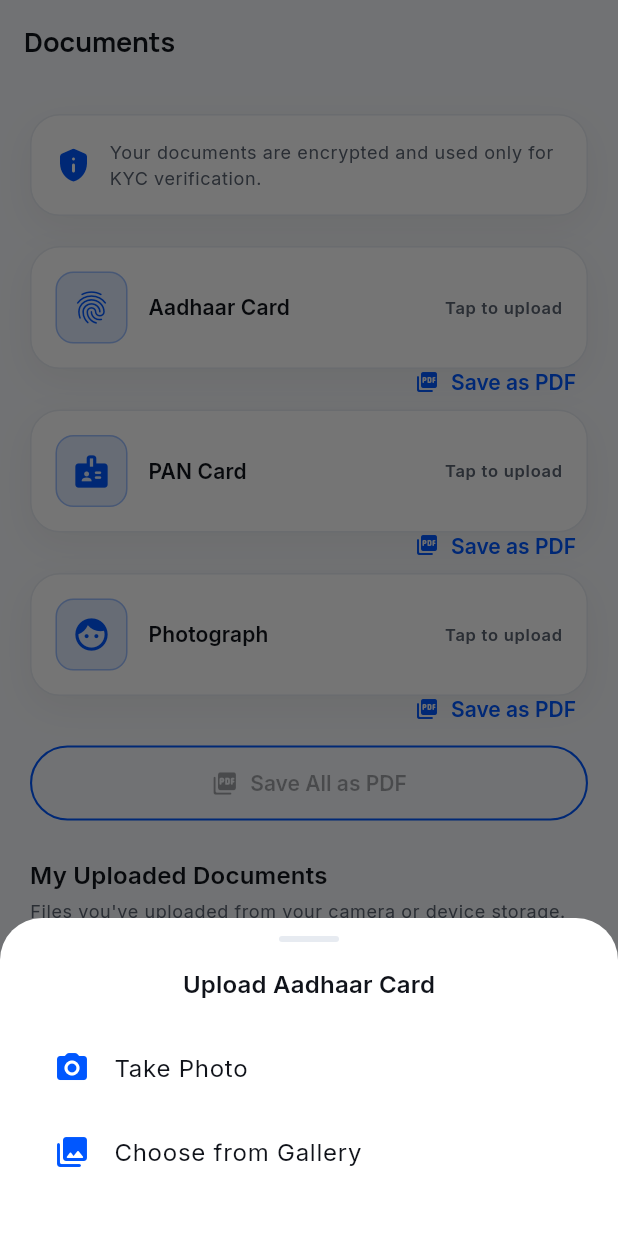
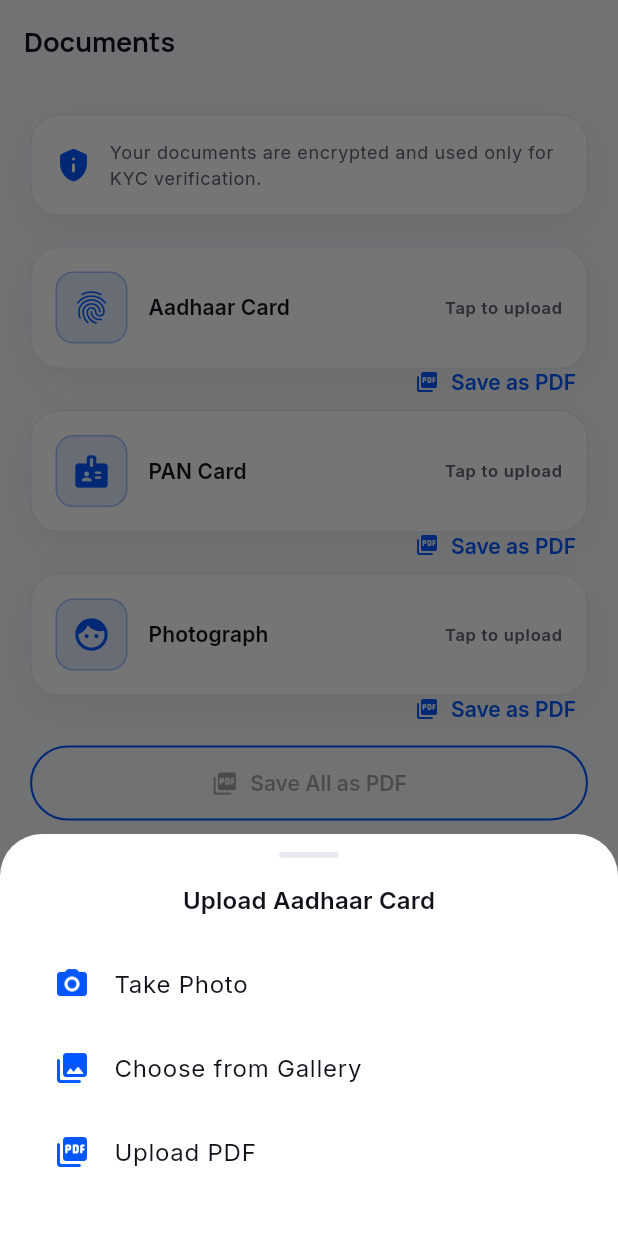
Before and after one commit to santosh0921/nbfc-backend, a Flutter app: the DocumentsScreen screen opened by its route, after a tap on "Aadhaar Card", on a phone screen of 412 x 824 dp. Run offline on Flutter 3.47's test engine with Material 3 defaults, Android fonts, the phone set to English and light mode, and no system bars; our stand-ins replace connectivity_plus, dio, equatable, file_picker, flutter_local_notifications, flutter_map and 18 more; missing offline and left inert: flutter_ringtone_player, flutter_webrtc, mobile_scanner; accounts and stored records are empty.

Commit message:
Add PDF upload option to KYC document tiles
Every KYC document (Aadhaar, PAN, bank statement, etc.) could only be
submitted as a camera/gallery photo. Many customers only have these as
PDFs (e-Aadhaar, bank e-statements, digital bills), so add an "Upload
PDF" option alongside Take Photo / Choose from Gallery, using the
file_picker dependency already in pubspec.yaml. A PDF pick skips the
crop step (not applicable to PDFs) and shows a PDF icon in place of the
image thumbnail.

Co-Authored-By: Claude Sonnet 5 <noreply@anthropic.com>

```diff
--- a/lib/features/apply/widgets/document_upload_tile.dart
+++ b/lib/features/apply/widgets/document_upload_tile.dart
@@ -1,4 +1,5 @@
 import 'dart:io';
+import 'package:file_picker/file_picker.dart';
 import 'package:flutter/material.dart';
 import 'package:image_cropper/image_cropper.dart';
 import 'package:image_picker/image_picker.dart';
@@ -42,6 +43,7 @@ class DocumentUploadTile extends StatefulWidget {
 
 class _DocumentUploadTileState extends State<DocumentUploadTile> {
   File? _image;
+  bool _isPdf = false;
   DocStatus _status = DocStatus.notUploaded;
 
   Future<void> _pick(ImageSource source) async {
@@ -68,6 +70,7 @@ class _DocumentUploadTileState extends State<DocumentUploadTile> {
 
       setState(() {
         _image = File(cropped.path);
+        _isPdf = false;
         _status = DocStatus.verifying;
       });
       widget.onFileCaptured?.call(_image!);
@@ -80,6 +83,32 @@ class _DocumentUploadTileState extends State<DocumentUploadTile> {
       if (!mounted) return;
       ScaffoldMessenger.of(context).showSnackBar(
         SnackBar(content: Text('Could not access camera/gallery for ${widget.label}.')),
+      );
+    }
+  }
+
+  Future<void> _pickPdf() async {
+    Navigator.of(context).pop(); // close the bottom sheet
+    try {
+      final result = await FilePicker.pickFiles(type: FileType.custom, allowedExtensions: ['pdf']);
+      final path = result?.files.single.path;
+      if (path == null) return;
+
+      setState(() {
+        _image = File(path);
+        _isPdf = true;
+        _status = DocStatus.verifying;
+      });
+      widget.onFileCaptured?.call(_image!);
+
+      await Future<void>.delayed(const Duration(milliseconds: 1100));
+      if (!mounted) return;
+      setState(() => _status = DocStatus.verified);
+      widget.onStatusChanged(true);
+    } catch (_) {
+      if (!mounted) return;
+      ScaffoldMessenger.of(context).showSnackBar(
+        SnackBar(content: Text('Could not open the PDF for ${widget.label}.')),
       );
     }
   }
@@ -111,6 +140,11 @@ class _DocumentUploadTileState extends State<DocumentUploadTile> {
               title: const Text('Choose from Gallery'),
               onTap: () => _pick(ImageSource.gallery),
             ),
+            ListTile(
+              leading: const Icon(Icons.picture_as_pdf_rounded, color: AppColors.primary),
+              title: const Text('Upload PDF'),
+              onTap: _pickPdf,
+            ),
           ],
         ),
       ),
@@ -124,7 +158,19 @@ class _DocumentUploadTileState extends State<DocumentUploadTile> {
       onTap: _showSourceSheet,
       child: Row(
         children: [
-          if (_image != null)
+          if (_image != null && _isPdf)
+            Container(
+              width: 48,
+              height: 48,
+              alignment: Alignment.center,
+              decoration: BoxDecoration(
+                color: widget.color.withValues(alpha: 0.12),
+                borderRadius: BorderRadius.circular(AppRadius.sm),
+                border: Border.all(color: widget.color.withValues(alpha: 0.3)),
+              ),
+              child: Icon(Icons.picture_as_pdf_rounded, color: widget.color, size: 26),
+            )
+          else if (_image != null)
             ClipRRect(
               borderRadius: BorderRadius.circular(AppRadius.sm),
               child: Image.file(_image!, width: 44, height: 44, fit: BoxFit.cover),
```
